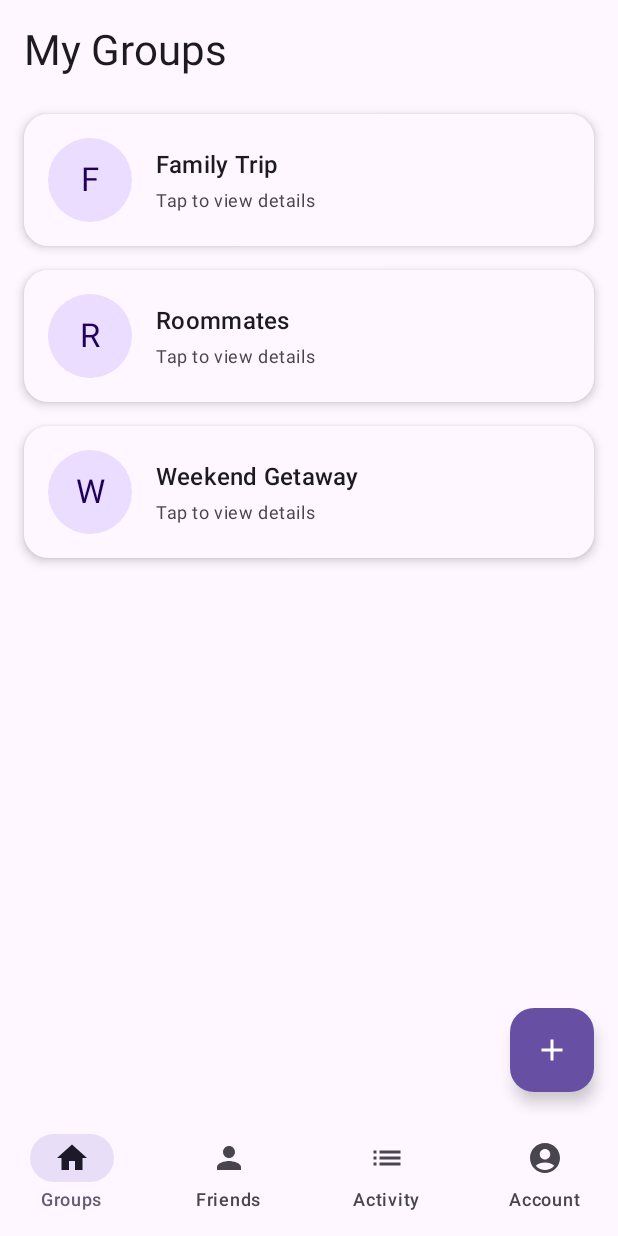
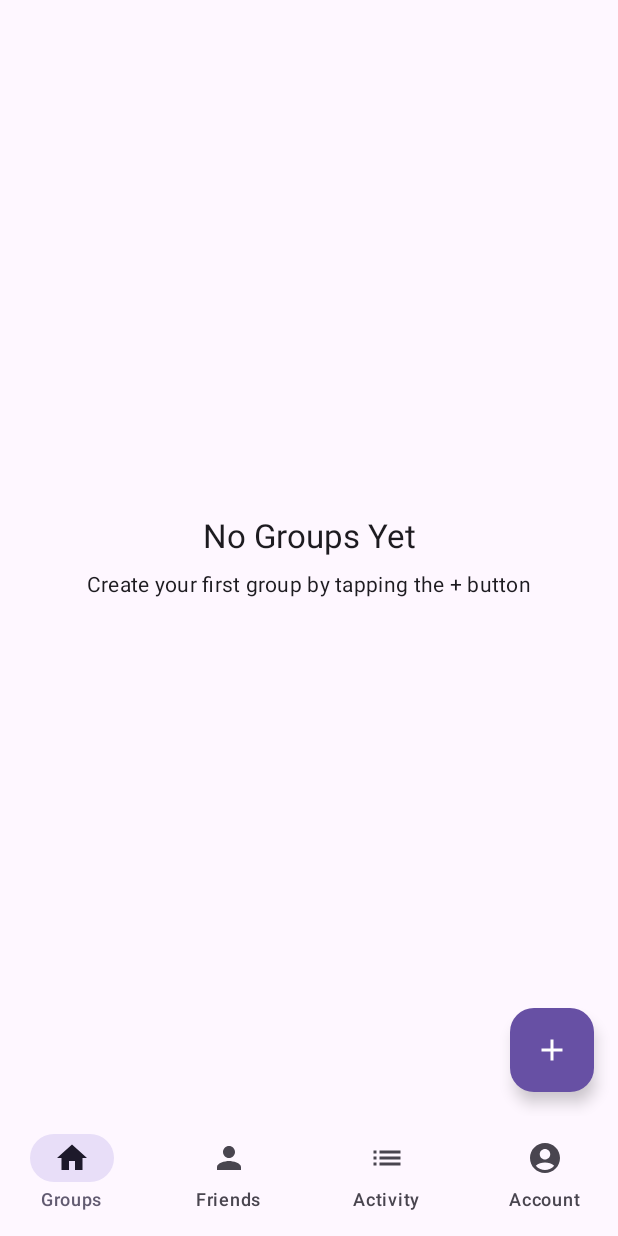
Before and after one commit to Himanshu-Singh-cpp/BestSplit, an Android app built with Jetpack Compose: the screen it shows after launch (MainActivity), on a phone screen of 412 x 824 dp. Run offline under Robolectric (Android 15) with nearby library versions, the phone set to English and light mode, and no system bars; our stand-ins replace Room's generated code.

Commit message:
ROOM API
change the dependencies for room api, added sample data addition for adding groups

```diff
--- a/app/build.gradle.kts
+++ b/app/build.gradle.kts
@@ -2,6 +2,7 @@ plugins {
     alias(libs.plugins.android.application)
     alias(libs.plugins.kotlin.android)
     alias(libs.plugins.kotlin.compose)
+    id("com.google.devtools.ksp") // Add KSP plugin
 }
 
 android {
@@ -57,4 +58,9 @@ dependencies {
     androidTestImplementation(libs.androidx.ui.test.junit4)
     debugImplementation(libs.androidx.ui.tooling)
     debugImplementation(libs.androidx.ui.test.manifest)
+    // Room dependencies
+    val roomVersion = "2.6.1" // Define Room version (or use libs catalog)
+    implementation("androidx.room:room-runtime:$roomVersion")
+    ksp("androidx.room:room-compiler:$roomVersion")
+    implementation("androidx.room:room-ktx:$roomVersion")
 }
--- a/app/src/main/AndroidManifest.xml
+++ b/app/src/main/AndroidManifest.xml
@@ -3,6 +3,7 @@
     xmlns:tools="http://schemas.android.com/tools">
 
     <application
+        android:name=".BestSplitApplication"
         android:allowBackup="true"
         android:dataExtractionRules="@xml/data_extraction_rules"
         android:fullBackupContent="@xml/backup_rules"
--- /dev/null
+++ b/app/src/main/java/com/example/bestsplit/BestSplitApplication.kt
@@ -0,0 +1,9 @@
+// app/src/main/java/com/example/bestsplit/BestSplitApplication.kt
+package com.example.bestsplit
+
+import android.app.Application
+import com.example.bestsplit.data.database.AppDatabase
+
+class BestSplitApplication : Application() {
+    val database by lazy { AppDatabase.getDatabase(this) }
+}
--- a/app/src/main/java/com/example/bestsplit/GroupsScreen.kt
+++ b/app/src/main/java/com/example/bestsplit/GroupsScreen.kt
@@ -24,19 +24,50 @@ import androidx.compose.material3.Icon
 import androidx.compose.material3.MaterialTheme
 import androidx.compose.material3.Text
 import androidx.compose.runtime.Composable
+import androidx.compose.runtime.collectAsState
+import androidx.compose.runtime.getValue
 import androidx.compose.ui.Alignment
 import androidx.compose.ui.Modifier
 import androidx.compose.ui.tooling.preview.Preview
 import androidx.compose.ui.unit.dp
+import androidx.lifecycle.viewmodel.compose.viewModel
+import com.example.bestsplit.data.entity.Group
 import com.example.bestsplit.ui.theme.BestSplitTheme
+import com.example.bestsplit.ui.viewmodel.GroupViewModel
+import java.text.SimpleDateFormat
+import java.util.Date
+import java.util.Locale
 
 @Composable
 fun GroupsScreen(
     modifier: Modifier = Modifier,
+    viewModel: GroupViewModel = viewModel(),
     onNavigateToAddGroup: () -> Unit = {}
 ) {
-    val groups = listOf("Family Trip", "Roommates", "Weekend Getaway")
+    // Collect groups from the database
+    val groups by viewModel.allGroups.collectAsState(initial = emptyList())
+
     Box(modifier = modifier.fillMaxSize()) {
+        if (groups.isEmpty()) {
+            // Show empty state
+            Column(
+                modifier = Modifier
+                    .fillMaxSize()
+                    .padding(16.dp),
+                horizontalAlignment = Alignment.CenterHorizontally,
+                verticalArrangement = androidx.compose.foundation.layout.Arrangement.Center
+            ) {
+                Text(
+                    text = "No Groups Yet",
+                    style = MaterialTheme.typography.titleLarge
+                )
+                Spacer(modifier = Modifier.height(8.dp))
+                Text(
+                    text = "Create your first group by tapping the + button",
+                    style = MaterialTheme.typography.bodyMedium
+                )
+            }
+        } else {
             Column {
                 Text(
                     text = "My Groups",
@@ -45,10 +76,11 @@ fun GroupsScreen(
                 )
                 GroupList(groups = groups)
             }
+        }
 
         // Add floating action button for creating new groups
         FloatingActionButton(
-            onClick = onNavigateToAddGroup,  // This now uses the provided navigation function
+            onClick = onNavigateToAddGroup,
             modifier = Modifier
                 .align(Alignment.BottomEnd)
                 .padding(16.dp),
@@ -64,16 +96,19 @@ fun GroupsScreen(
 }
 
 @Composable
-fun GroupList(groups: List<String>, modifier: Modifier = Modifier) {
+fun GroupList(groups: List<Group>, modifier: Modifier = Modifier) {
     LazyColumn(modifier = modifier) {
-        items(groups) { groupName ->
-            GroupCard(groupName = groupName)
+        items(groups) { group ->
+            GroupCard(group = group)
         }
     }
 }
 
 @Composable
-fun GroupCard(groupName: String, modifier: Modifier = Modifier) {
+fun GroupCard(group: Group, modifier: Modifier = Modifier) {
+    val dateFormat = SimpleDateFormat("dd MMM yyyy", Locale.getDefault())
+    val formattedDate = dateFormat.format(Date(group.createdAt))
+
     Card(
         modifier = modifier
             .padding(horizontal = 16.dp, vertical = 8.dp)
@@ -101,7 +136,7 @@ fun GroupCard(groupName: String, modifier: Modifier = Modifier) {
                 contentAlignment = Alignment.Center
             ) {
                 Text(
-                    text = groupName.first().toString(),
+                    text = group.name.firstOrNull()?.toString() ?: "#",
                     style = MaterialTheme.typography.titleLarge,
                     color = MaterialTheme.colorScheme.onPrimaryContainer
                 )
@@ -112,15 +147,24 @@ fun GroupCard(groupName: String, modifier: Modifier = Modifier) {
             // Group information
             Column(modifier = Modifier.weight(1f)) {
                 Text(
-                    text = groupName,
+                    text = group.name,
                     style = MaterialTheme.typography.titleMedium,
                     color = MaterialTheme.colorScheme.onSurface
                 )
 
+                if (group.description.isNotEmpty()) {
                     Spacer(modifier = Modifier.height(4.dp))
+                    Text(
+                        text = group.description,
+                        style = MaterialTheme.typography.bodySmall,
+                        color = MaterialTheme.colorScheme.onSurfaceVariant,
+                        maxLines = 1
+                    )
+                }
 
+                Spacer(modifier = Modifier.height(4.dp))
                 Text(
-                    text = "Tap to view details",
+                    text = "Created: $formattedDate",
                     style = MaterialTheme.typography.bodySmall,
                     color = MaterialTheme.colorScheme.onSurfaceVariant
                 )
--- /dev/null
+++ b/app/src/main/java/com/example/bestsplit/data/dao/GroupDao.kt
@@ -0,0 +1,28 @@
+// app/src/main/java/com/example/bestsplit/data/dao/GroupDao.kt
+package com.example.bestsplit.data.dao
+
+import androidx.room.Dao
+import androidx.room.Delete
+import androidx.room.Insert
+import androidx.room.Query
+import androidx.room.Update
+import com.example.bestsplit.data.entity.Group
+import kotlinx.coroutines.flow.Flow
+
+@Dao
+interface GroupDao {
+    @Insert
+    suspend fun insertGroup(group: Group): Long
+
+    @Update
+    suspend fun updateGroup(group: Group)
+
+    @Delete
+    suspend fun deleteGroup(group: Group)
+
+    @Query("SELECT * FROM groups ORDER BY createdAt DESC")
+    fun getAllGroups(): Flow<List<Group>>
+
+    @Query("SELECT * FROM groups WHERE id = :groupId")
+    suspend fun getGroupById(groupId: Long): Group?
+}
--- /dev/null
+++ b/app/src/main/java/com/example/bestsplit/data/database/AppDatabase.kt
@@ -0,0 +1,31 @@
+// app/src/main/java/com/example/bestsplit/data/database/AppDatabase.kt
+package com.example.bestsplit.data.database
+
+import android.content.Context
+import androidx.room.Database
+import androidx.room.Room
+import androidx.room.RoomDatabase
+import com.example.bestsplit.data.dao.GroupDao
+import com.example.bestsplit.data.entity.Group
+
+@Database(entities = [Group::class], version = 1, exportSchema = false)
+abstract class AppDatabase : RoomDatabase() {
+    abstract fun groupDao(): GroupDao
+
+    companion object {
+        @Volatile
+        private var INSTANCE: AppDatabase? = null
+
+        fun getDatabase(context: Context): AppDatabase {
+            return INSTANCE ?: synchronized(this) {
+                val instance = Room.databaseBuilder(
+                    context.applicationContext,
+                    AppDatabase::class.java,
+                    "bestsplit_database"
+                ).build()
+                INSTANCE = instance
+                instance
+            }
+        }
+    }
+}
--- /dev/null
+++ b/app/src/main/java/com/example/bestsplit/ui/viewmodel/GroupViewModel.kt
@@ -0,0 +1,45 @@
+// app/src/main/java/com/example/bestsplit/ui/viewmodel/GroupViewModel.kt
+package com.example.bestsplit.ui.viewmodel
+
+import android.app.Application
+import androidx.lifecycle.AndroidViewModel
+import androidx.lifecycle.viewModelScope
+import com.example.bestsplit.data.database.AppDatabase
+import com.example.bestsplit.data.entity.Group
+import com.example.bestsplit.data.repository.GroupRepository
+import kotlinx.coroutines.flow.Flow
+import kotlinx.coroutines.launch
+
+class GroupViewModel(application: Application) : AndroidViewModel(application) {
+    private val repository: GroupRepository
+    val allGroups: Flow<List<Group>>
+
+    init {
+        val groupDao = AppDatabase.getDatabase(application).groupDao()
+        repository = GroupRepository(groupDao)
+        allGroups = repository.allGroups
+    }
+
+    fun insertGroup(name: String, description: String) {
+        viewModelScope.launch {
+            val group = Group(name = name, description = description)
+            repository.insertGroup(group)
+        }
+    }
+
+    suspend fun getGroupById(id: Long): Group? {
+        return repository.getGroupById(id)
+    }
+
+    fun updateGroup(group: Group) {
+        viewModelScope.launch {
+            repository.updateGroup(group)
+        }
+    }
+
+    fun deleteGroup(group: Group) {
+        viewModelScope.launch {
+            repository.deleteGroup(group)
+        }
+    }
+}
--- a/build.gradle.kts
+++ b/build.gradle.kts
@@ -3,4 +3,5 @@ plugins {
     alias(libs.plugins.android.application) apply false
     alias(libs.plugins.kotlin.android) apply false
     alias(libs.plugins.kotlin.compose) apply false
+    id("com.google.devtools.ksp") version "2.0.21-1.0.27" apply false // Add KSP plugin
 }
--- a/gradle/libs.versions.toml
+++ b/gradle/libs.versions.toml
@@ -1,6 +1,6 @@
 [versions]
 agp = "8.8.2"
-kotlin = "2.0.0"
+kotlin = "2.0.21"
 coreKtx = "1.15.0"
 junit = "4.13.2"
 junitVersion = "1.2.1"
--- a/settings.gradle.kts
+++ b/settings.gradle.kts
@@ -10,6 +10,10 @@ pluginManagement {
         mavenCentral()
         gradlePluginPortal()
     }
+    plugins {
+        // Your other plugins
+        id("com.google.devtools.ksp") version "2.0.21-1.0.27" apply false// Use appropriate version
+    }
 }
 dependencyResolutionManagement {
     repositoriesMode.set(RepositoriesMode.FAIL_ON_PROJECT_REPOS)
```
Also changed, not shown: app/src/main/java/com/example/bestsplit/AddGroupScreen.kt (+8 -1 lines), app/src/main/java/com/example/bestsplit/data/entity/Group.kt (added, +13 -0 lines), app/src/main/java/com/example/bestsplit/data/repository/GroupRepository.kt (added, +26 -0 lines). Lines whose indentation alone changed are shown as unchanged.
